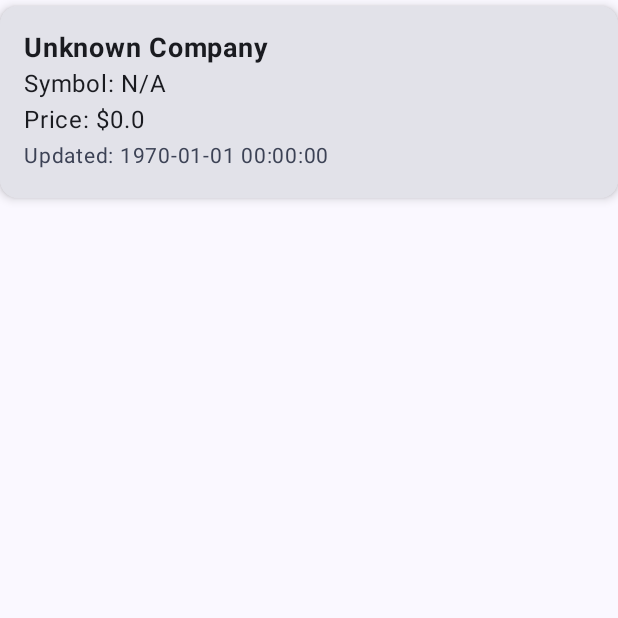
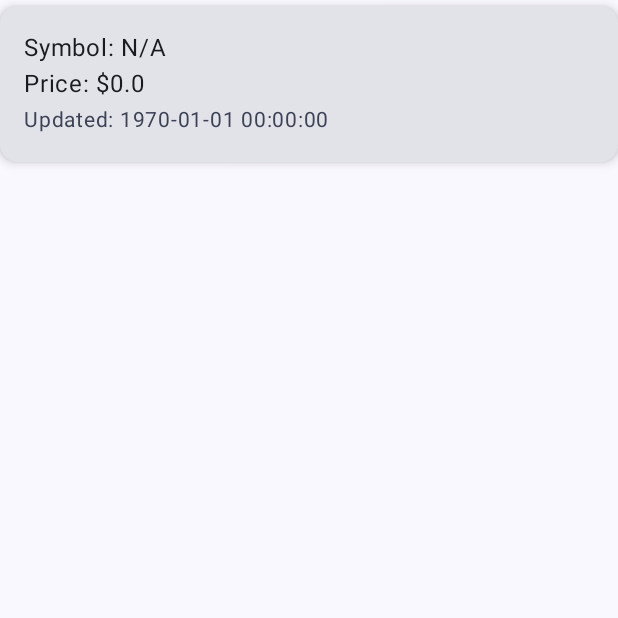
Before and after one commit to Richard19Perez77/ArchPatterns, an Android app built with Jetpack Compose: the composable StockHistoryItem shown on its own in the app's theme, on a phone screen of 412 x 824 dp, the top half of it. Run offline under Robolectric (Android 15) with nearby library versions, the phone set to English and light mode, and no system bars.

Commit message:
smaller room items in lazy itesm

```diff
--- a/app/src/main/java/com/rperez/archpatterns/repository/presentation/ui/StockScreen.kt
+++ b/app/src/main/java/com/rperez/archpatterns/repository/presentation/ui/StockScreen.kt
@@ -130,7 +130,6 @@ fun StockHistoryItem(stock: Stock) {
         elevation = CardDefaults.cardElevation(4.dp)
     ) {
         Column(modifier = Modifier.padding(16.dp)) {
-            Text(text = stock.name, fontSize = 18.sp, fontWeight = FontWeight.Bold)
             Text(text = "Symbol: ${stock.symbol}", fontSize = 16.sp)
             Text(text = "Price: $${stock.price}", fontSize = 16.sp)
             Text(
```
